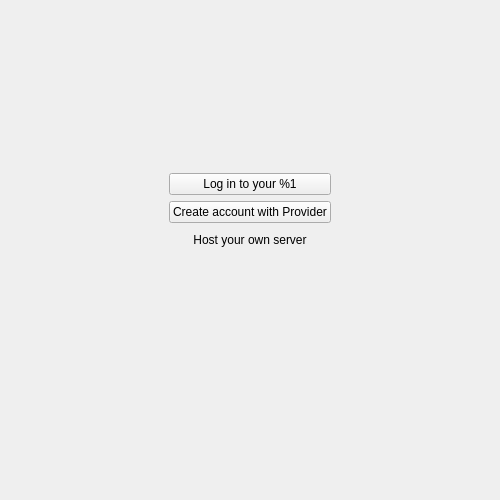
Qt form src/gui/wizard/welcomepage.ui (arifulislamat/nextcloud-desktop-sync) before a commit.
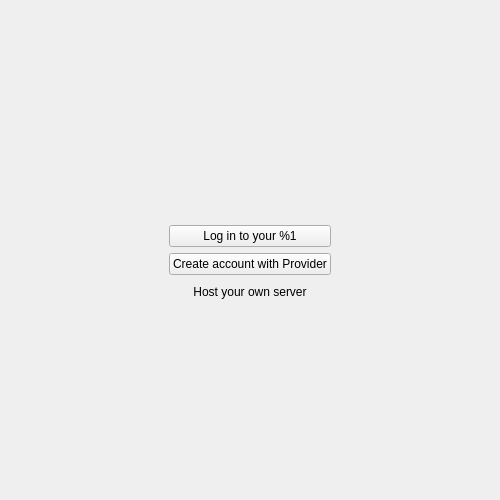
The same form after that commit. Custom widgets are drawn as their Qt base class.

What changed in the file:
```diff
--- a/src/gui/wizard/welcomepage.ui
+++ b/src/gui/wizard/welcomepage.ui
@@ -26,7 +26,7 @@
       <enum>Qt::Vertical</enum>
      </property>
      <property name="sizeType">
-      <enum>QSizePolicy::Minimum</enum>
+      <enum>QSizePolicy::Expanding</enum>
      </property>
      <property name="sizeHint" stdset="0">
       <size>
```
